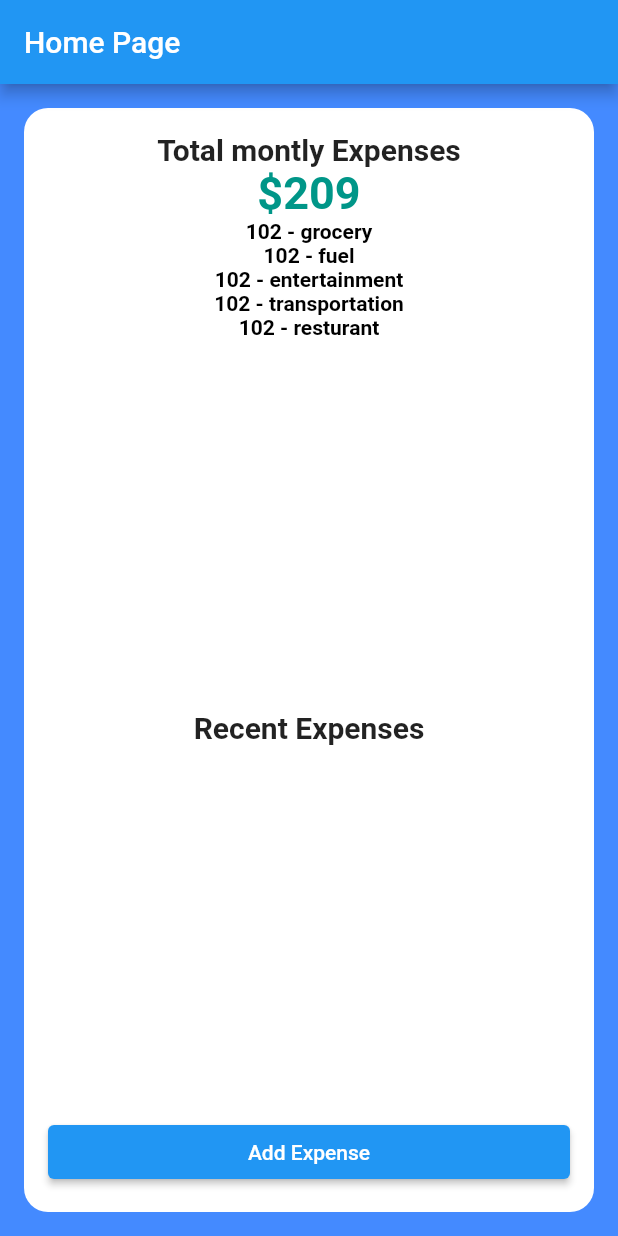
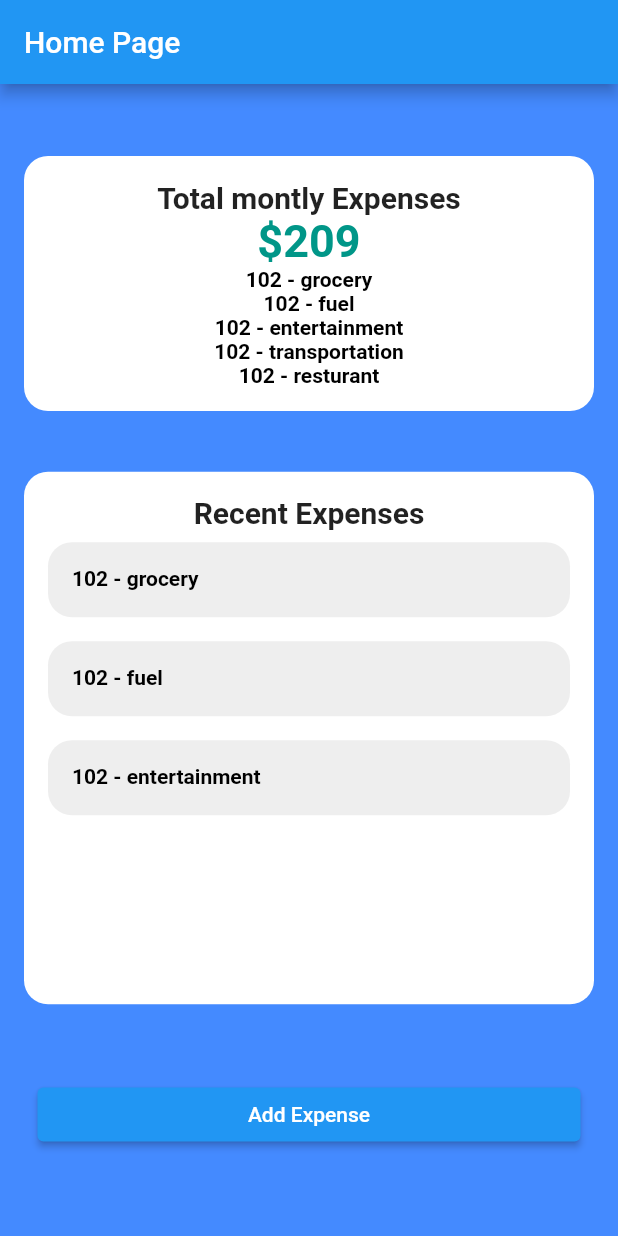
Before and after one commit to vivekbhakhri/flutter_expense_app, a Flutter app: the screen it shows after launch, on a phone screen of 412 x 824 dp. Run offline on Flutter 3.47's test engine with Material 2 defaults, Android fonts, the phone set to English and light mode, and no system bars.

Commit message:
add recent expense widget

```diff
--- a/lib/main.dart
+++ b/lib/main.dart
@@ -1,5 +1,5 @@
 import 'package:flutter/material.dart';
-import 'package:flutter_expense_app/screen/homePage.dart';
+import 'package:flutter_expense_app/screen/home_page.dart';
 
 void main() {
   runApp(const MyApp());
--- a/lib/screen/homePage.dart
+++ b/lib/screen/home_page.dart
@@ -1,4 +1,5 @@
 import 'package:flutter/material.dart';
+import 'package:flutter_expense_app/screen/recent_expense_screen.dart';
 import 'package:flutter_expense_app/screen/total_expense_screen.dart';
 
 class HomePage extends StatelessWidget {
@@ -11,12 +12,8 @@ class HomePage extends StatelessWidget {
         title: const Text('Home Page'),
       ),
       body: Container(
-        padding: const EdgeInsets.all(16),
-        margin: const EdgeInsets.all(16),
-        decoration: BoxDecoration(
-          color: Colors.white,
-          borderRadius: BorderRadius.circular(16),
-        ),
+        padding: const EdgeInsets.only(top: 16, bottom: 16),
+        margin: const EdgeInsets.only(top: 16, bottom: 16),
         child: Column(
             mainAxisAlignment: MainAxisAlignment.spaceBetween,
             crossAxisAlignment: CrossAxisAlignment.stretch,
@@ -24,17 +21,14 @@ class HomePage extends StatelessWidget {
               // TODO: Add montly expense info
               const TotalExpenseScreen(),
               // TODO: Add recent enpenses
-              const Column(
-                children: [
-                  Text('Recent Expenses',
-                      style:
-                          TextStyle(fontSize: 20, fontWeight: FontWeight.bold)),
-                ],
-              ),
+              const RecentExpenseScreen(),
               // TODO: Add button to add new expense
-              ElevatedButton(
-                onPressed: () {},
-                child: const Text('Add Expense'),
+              Padding(
+                padding: const EdgeInsets.all(25.0),
+                child: ElevatedButton(
+                  onPressed: () {},
+                  child: const Text('Add Expense'),
+                ),
               ),
             ]),
       ),
--- /dev/null
+++ b/lib/screen/recent_expense_screen.dart
@@ -0,0 +1,66 @@
+import 'package:flutter/material.dart';
+
+class RecentExpenseScreen extends StatelessWidget {
+  const RecentExpenseScreen({super.key});
+
+  @override
+  Widget build(BuildContext context) {
+    return Container(
+      padding: const EdgeInsets.all(16),
+      margin: const EdgeInsets.all(16),
+      decoration: BoxDecoration(
+        color: Colors.white,
+        borderRadius: BorderRadius.circular(16),
+      ),
+      child: Column(
+        children: [
+          Text('Recent Expenses',
+              style: TextStyle(fontSize: 20, fontWeight: FontWeight.bold)),
+          Container(
+            height: 300,
+            child: ListView(
+              children: [
+                Container(
+                  padding: const EdgeInsets.all(16),
+                  margin: const EdgeInsets.symmetric(vertical: 8),
+                  decoration: BoxDecoration(
+                    color: Colors.grey[200],
+                    borderRadius: BorderRadius.circular(16),
+                  ),
+                  height: 50,
+                  child: Text('102 - grocery',
+                      style: TextStyle(
+                          fontWeight: FontWeight.bold, color: Colors.black)),
+                ),
+                Container(
+                  padding: const EdgeInsets.all(16),
+                  margin: const EdgeInsets.symmetric(vertical: 8),
+                  decoration: BoxDecoration(
+                    color: Colors.grey[200],
+                    borderRadius: BorderRadius.circular(16),
+                  ),
+                  height: 50,
+                  child: Text('102 - fuel',
+                      style: TextStyle(
+                          fontWeight: FontWeight.bold, color: Colors.black)),
+                ),
+                Container(
+                  padding: const EdgeInsets.all(16),
+                  margin: const EdgeInsets.symmetric(vertical: 8),
+                  decoration: BoxDecoration(
+                    color: Colors.grey[200],
+                    borderRadius: BorderRadius.circular(16),
+                  ),
+                  height: 50,
+                  child: Text('102 - entertainment',
+                      style: TextStyle(
+                          fontWeight: FontWeight.bold, color: Colors.black)),
+                ),
+              ],
+            ),
+          ),
+        ],
+      ),
+    );
+  }
+}
--- a/lib/screen/total_expense_screen.dart
+++ b/lib/screen/total_expense_screen.dart
@@ -5,24 +5,39 @@ class TotalExpenseScreen extends StatelessWidget {
 
   @override
   Widget build(BuildContext context) {
-    return const Column(
+    return Container(
+      padding: const EdgeInsets.all(16),
+      margin: const EdgeInsets.all(16),
+      decoration: BoxDecoration(
+        color: Colors.white,
+        borderRadius: BorderRadius.circular(16),
+      ),
+      child: const Column(
         children: [
           Text('Total montly Expenses',
               style: TextStyle(fontSize: 20, fontWeight: FontWeight.bold)),
           Text('\$209',
               style: TextStyle(
-                fontSize: 30, fontWeight: FontWeight.bold, color: Colors.teal)),
+                  fontSize: 30,
+                  fontWeight: FontWeight.bold,
+                  color: Colors.teal)),
           Text('102 - grocery',
-            style: TextStyle(fontWeight: FontWeight.bold, color: Colors.black)),
+              style:
+                  TextStyle(fontWeight: FontWeight.bold, color: Colors.black)),
           Text('102 - fuel',
-            style: TextStyle(fontWeight: FontWeight.bold, color: Colors.black)),
+              style:
+                  TextStyle(fontWeight: FontWeight.bold, color: Colors.black)),
           Text('102 - entertainment',
-            style: TextStyle(fontWeight: FontWeight.bold, color: Colors.black)),
+              style:
+                  TextStyle(fontWeight: FontWeight.bold, color: Colors.black)),
           Text('102 - transportation',
-            style: TextStyle(fontWeight: FontWeight.bold, color: Colors.black)),
+              style:
+                  TextStyle(fontWeight: FontWeight.bold, color: Colors.black)),
           Text('102 - resturant',
-            style: TextStyle(fontWeight: FontWeight.bold, color: Colors.black)),
+              style:
+                  TextStyle(fontWeight: FontWeight.bold, color: Colors.black)),
         ],
+      ),
     );
   }
 }
```
Also changed, not shown: lib/model/total_expense_model.dart (line endings or trailing spaces). Lines whose indentation alone changed are shown as unchanged.
